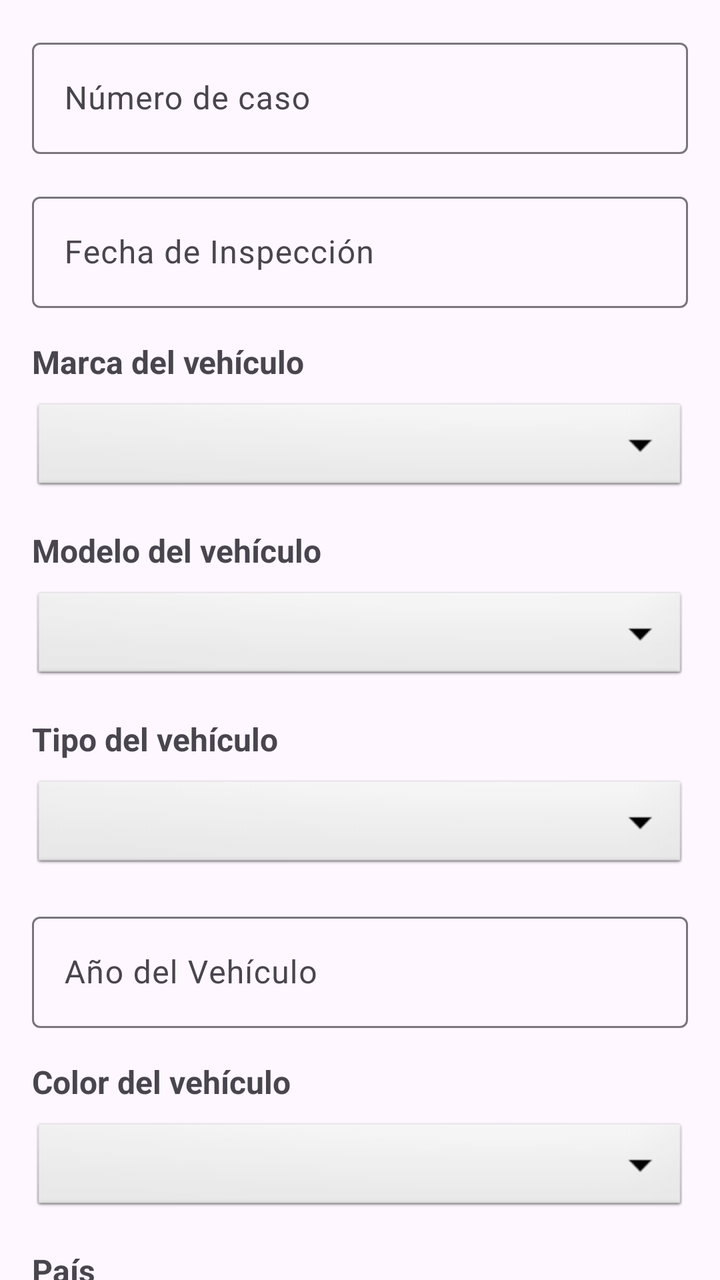
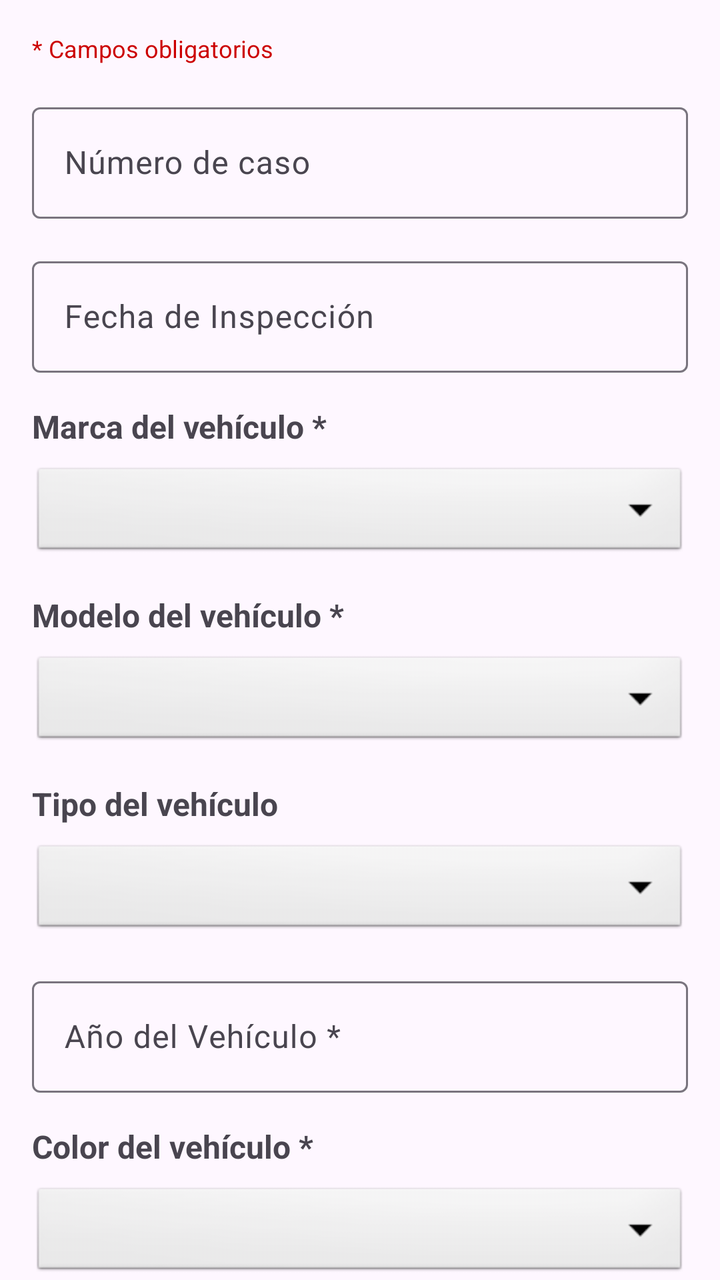

Two renders of the same Android screen: before a commit and after it. Below are the layout's source before the change and the commit's diff.
<!-- AndroidManifest.xml: application theme Theme.Enpartesapp -->
<!-- res/layout/fragment_presupuesto.xml -->
<?xml version="1.0" encoding="utf-8"?>
<androidx.core.widget.NestedScrollView
    xmlns:android="http://schemas.android.com/apk/res/android"
    xmlns:tools="http://schemas.android.com/tools"
    xmlns:app="http://schemas.android.com/apk/res-auto"
    android:layout_width="match_parent"
    android:layout_height="match_parent"
    tools:context=".ui.presupuesto.PresupuestoFragment">

    <LinearLayout
        android:layout_width="match_parent"
        android:layout_height="wrap_content"
        android:orientation="vertical"
        android:padding="16dp">

        <com.google.android.material.textfield.TextInputLayout
            android:layout_width="match_parent"
            android:layout_height="wrap_content"
            android:hint="@string/case_number_hint_2"
            android:layout_marginBottom="16dp">

            <com.google.android.material.textfield.TextInputEditText
                android:id="@+id/etCaseNumber"
                android:layout_width="match_parent"
                android:layout_height="wrap_content" />
        </com.google.android.material.textfield.TextInputLayout>

        <com.google.android.material.textfield.TextInputLayout
            android:layout_width="match_parent"
            android:layout_height="wrap_content"
            android:hint="@string/inspection_date_hint"
            android:layout_marginBottom="16dp">

            <com.google.android.material.textfield.TextInputEditText
                android:id="@+id/etDateOfInspection"
                android:layout_width="match_parent"
                android:layout_height="wrap_content"
                android:focusable="true"
                android:clickable="true"
                android:inputType="date" />
        </com.google.android.material.textfield.TextInputLayout>

        <TextView
            android:layout_width="match_parent"
            android:layout_height="wrap_content"
            android:text="@string/vehicle_brand_label"
            android:textSize="16sp"
            android:textStyle="bold"
            android:layout_marginBottom="8dp" />

        <Spinner
            android:id="@+id/spinnerMarcaVehiculo"
            android:layout_width="match_parent"
            android:layout_height="wrap_content"
            android:background="@android:drawable/btn_dropdown"
            style="@style/SpinnerTextStyle"
            android:layout_marginBottom="16dp" />

        <TextView
            android:layout_width="match_parent"
            android:layout_height="wrap_content"
            android:text="@string/vehicle_model_label"
            android:textSize="16sp"
            android:textStyle="bold"
            android:layout_marginBottom="8dp" />

        <Spinner
            android:id="@+id/spinnerModeloVehiculo"
            android:layout_width="match_parent"
            android:layout_height="wrap_content"
            android:background="@android:drawable/btn_dropdown"
            style="@style/SpinnerTextStyle"
            android:layout_marginBottom="16dp" />

        <TextView
            android:layout_width="match_parent"
            android:layout_height="wrap_content"
            android:text="@string/vehicle_type_label"
            android:textSize="16sp"
            android:textStyle="bold"
            android:layout_marginBottom="8dp" />

        <Spinner
            android:id="@+id/spinnerTipoVehiculo"
            android:layout_width="match_parent"
            android:layout_height="wrap_content"
            android:background="@android:drawable/btn_dropdown"
            style="@style/SpinnerTextStyle"
            android:layout_marginBottom="16dp" />

        <com.google.android.material.textfield.TextInputLayout
            android:layout_width="match_parent"
            android:layout_height="wrap_content"
            android:hint="@string/vehicle_year_hint"
            android:layout_marginBottom="16dp">

            <com.google.android.material.textfield.TextInputEditText
                android:id="@+id/etVehicleYear"
                android:layout_width="match_parent"
                android:layout_height="wrap_content"
                android:focusable="true"
                android:clickable="true"
                android:inputType="number" />
        </com.google.android.material.textfield.TextInputLayout>

        <TextView
            android:layout_width="match_parent"
            android:layout_height="wrap_content"
            android:text="@string/vehicle_color_label"
            android:textSize="16sp"
            android:textStyle="bold"
            android:layout_marginBottom="8dp" />

        <Spinner
            android:id="@+id/spinnerVehicleColor"
            android:layout_width="match_parent"
            android:layout_height="wrap_content"
            android:background="@android:drawable/btn_dropdown"
            style="@style/SpinnerTextStyle"
            android:layout_marginBottom="16dp" />

        <TextView
            android:layout_width="match_parent"
            android:layout_height="wrap_content"
            android:text="@string/country_label"
            android:textSize="16sp"
            android:textStyle="bold"
            android:layout_marginBottom="8dp" />

        <Spinner
            android:id="@+id/spinnerCountry"
            android:layout_width="match_parent"
            android:layout_height="wrap_content"
            android:background="@android:drawable/btn_dropdown"
            style="@style/SpinnerTextStyle"
            android:layout_marginBottom="16dp" />

        <TextView
            android:layout_width="match_parent"
            android:layout_height="wrap_content"
            android:text="@string/state_label"
            android:textSize="16sp"
            android:textStyle="bold"
            android:layout_marginBottom="8dp" />

        <Spinner
            android:id="@+id/spinnerState"
            android:layout_width="match_parent"
            android:layout_height="wrap_content"
            android:background="@android:drawable/btn_dropdown"
            style="@style/SpinnerTextStyle"
            android:layout_marginBottom="16dp" />

        <TextView
            android:layout_width="match_parent"
            android:layout_height="wrap_content"
            android:text="@string/city_label"
            android:textSize="16sp"
            android:textStyle="bold"
            android:layout_marginBottom="8dp" />

        <Spinner
            android:id="@+id/spinnerCity"
            android:layout_width="match_parent"
            android:layout_height="wrap_content"
            android:background="@android:drawable/btn_dropdown"
            style="@style/SpinnerTextStyle"
            android:layout_marginBottom="16dp" />

        <com.google.android.material.textfield.TextInputLayout
            android:layout_width="match_parent"
            android:layout_height="wrap_content"
            android:hint="@string/full_name_hint"
            android:layout_marginBottom="16dp">

            <com.google.android.material.textfield.TextInputEditText
                android:id="@+id/etFullName"
                android:layout_width="match_parent"
                android:layout_height="wrap_content" />
        </com.google.android.material.textfield.TextInputLayout>

        <com.google.android.material.textfield.TextInputLayout
            android:layout_width="match_parent"
            android:layout_height="wrap_content"
            android:hint="@string/email_hint"
            android:layout_marginBottom="16dp">

            <com.google.android.material.textfield.TextInputEditText
                android:id="@+id/etEmail"
                android:layout_width="match_parent"
                android:layout_height="wrap_content"
                android:inputType="textEmailAddress" />
        </com.google.android.material.textfield.TextInputLayout>

        <com.google.android.material.textfield.TextInputLayout
            android:layout_width="match_parent"
            android:layout_height="wrap_content"
            android:hint="@string/vin_number_hint"
            android:layout_marginBottom="16dp">

            <com.google.android.material.textfield.TextInputEditText
                android:id="@+id/etVINnumber"
                android:layout_width="match_parent"
                android:layout_height="wrap_content" />
        </com.google.android.material.textfield.TextInputLayout>

        <TextView
            android:layout_width="match_parent"
            android:layout_height="wrap_content"
            android:text="@string/vehicle_photos_label"
            android:textSize="16sp"
            android:textStyle="bold"
            android:layout_marginBottom="8dp" />

        <androidx.recyclerview.widget.RecyclerView
            android:id="@+id/recyclerView"
            android:layout_width="match_parent"
            android:layout_height="wrap_content"
            app:layout_constraintTop_toTopOf="parent"
            tools:listitem="@layout/item_foto" />

        <ProgressBar
            android:id="@+id/progressBar"
            android:layout_width="wrap_content"
            android:layout_height="wrap_content"
            android:layout_gravity="center_horizontal"
            android:layout_marginTop="16dp"
            android:visibility="gone" />

        <LinearLayout
            android:layout_width="match_parent"
            android:layout_height="wrap_content"
            android:orientation="horizontal"
            android:layout_marginTop="24dp"
            android:gravity="center_horizontal"
            android:padding="8dp">

            <Button
                android:id="@+id/btnCancelar"
                android:layout_width="0dp"
                android:layout_height="wrap_content"
                android:layout_weight="1"
                android:text="@string/cancel_button"
                android:backgroundTint="@color/naranja"
                android:textColor="@color/white"
                android:layout_marginEnd="8dp" />

            <Button
                android:id="@+id/btnAceptar"
                android:layout_width="0dp"
                android:layout_height="wrap_content"
                android:layout_weight="1"
                android:text="@string/accept_button"
                android:backgroundTint="@color/blue"
                android:textColor="@color/white" />
        </LinearLayout>
    </LinearLayout>

</androidx.core.widget.NestedScrollView>
<!-- res/layout/item_foto.xml (included above) -->
<?xml version="1.0" encoding="utf-8"?>
<LinearLayout xmlns:android="http://schemas.android.com/apk/res/android"
    android:layout_width="match_parent"
    android:layout_height="wrap_content"
    android:orientation="horizontal"
    android:padding="16dp"
    android:gravity="center_vertical">

    
    <LinearLayout
        android:layout_width="wrap_content"
        android:layout_height="wrap_content"
        android:orientation="vertical" >

        
        <ImageButton
            android:id="@+id/btnTomarFoto"
            android:layout_width="32dp"
            android:layout_height="32dp"
            android:scaleType="centerCrop"
            android:src="@drawable/camera_2_icon"
            android:background="?attr/selectableItemBackgroundBorderless"
            android:contentDescription="@string/tomar_foto"
            android:layout_marginEnd="8dp" />

        
        <ImageButton
            android:id="@+id/btnSubirFoto"
            android:layout_width="32dp"
            android:layout_height="32dp"
            android:scaleType="centerCrop"
            android:src="@drawable/app_folder_upload_icon"
            android:background="?attr/selectableItemBackgroundBorderless"
            android:contentDescription="@string/subir_foto" />
    </LinearLayout>

    
    <ImageView
        android:id="@+id/imgFoto"
        android:layout_width="0dp"
        android:layout_height="64dp"
        android:layout_weight="1"
        android:scaleType="centerCrop"
        android:contentDescription="@string/miniatura_de_la_foto"
        android:src="@drawable/images_icon" />

    
    <Spinner
        android:id="@+id/spinnerTipoFoto"
        android:layout_width="0dp"
        android:layout_height="wrap_content"
        android:layout_weight="2"
        android:gravity="center"
        android:background="@android:drawable/btn_dropdown"
        style="@style/SpinnerTextStyle" />

    
    <LinearLayout
        android:layout_width="wrap_content"
        android:layout_height="wrap_content"
        android:orientation="vertical" >

        
        <ImageButton
            android:id="@+id/btnAgregar"
            android:layout_width="32dp"
            android:layout_height="32dp"
            android:scaleType="centerCrop"
            android:src="@drawable/add_photo_1_icon"
            android:background="?attr/selectableItemBackgroundBorderless"
            android:contentDescription="@string/agregar_foto" />

        
        <ImageButton
            android:id="@+id/btnBorrar"
            android:layout_width="32dp"
            android:layout_height="32dp"
            android:scaleType="centerCrop"
            android:src="@drawable/delete_garbage_trash_icon"
            android:background="?attr/selectableItemBackgroundBorderless"
            android:contentDescription="@string/borrar_foto"
            android:layout_marginTop="8dp" />
    </LinearLayout>
</LinearLayout>
<!-- resources referenced by this layout -->
<resources>
  <color name="blue">#00abea</color>
  <color name="naranja">#fc2b01</color>
  <color name="white">#FFFFFFFF</color>
  <!-- drawable add_photo_1_icon: png bitmap (drawable, 12830 bytes) -->
  <!-- drawable app_folder_upload_icon: png bitmap (drawable, 5202 bytes) -->
  <!-- drawable camera_2_icon: png bitmap (drawable, 18518 bytes) -->
  <!-- drawable delete_garbage_trash_icon: png bitmap (drawable, 11604 bytes) -->
  <!-- drawable images_icon: png bitmap (drawable, 8235 bytes) -->
  <string name="accept_button">Aceptar</string>
  <string name="agregar_foto">Agrregar imagen.</string>
  <string name="borrar_foto">Borrar foto.</string>
  <string name="cancel_button">Cancelar</string>
  <string name="case_number_hint_2">Número de caso</string>
  <string name="city_label">Ciudad</string>
  <string name="country_label">País</string>
  <string name="email_hint">Email</string>
  <string name="full_name_hint">Nombre completo</string>
  <string name="inspection_date_hint">Fecha de Inspección</string>
  <string name="miniatura_de_la_foto">Miniatura de la imagen.</string>
  <string name="state_label">Estado</string>
  <string name="subir_foto">Subir imagen.</string>
  <string name="tomar_foto">Tomar foto.</string>
  <string name="vehicle_brand_label">Marca del vehículo</string>
  <string name="vehicle_color_label">Color del vehículo</string>
  <string name="vehicle_model_label">Modelo del vehículo</string>
  <string name="vehicle_photos_label">Fotos del Vehículo</string>
  <string name="vehicle_type_label">Tipo del vehículo</string>
  <string name="vehicle_year_hint">Año del Vehículo</string>
  <string name="vin_number_hint">Número de VIN</string>
  <style name="SpinnerTextStyle">
          <item name="android:textSize">16sp</item> 
          <item name="android:textColor">@android:color/black</item> 
          <item name="android:padding">8dp</item> 
      </style>
  <style name="Theme.Enpartesapp" parent="Theme.MaterialComponents.DayNight.DarkActionBar">
          
          <item name="colorPrimary">@color/purple_500</item>
          <item name="colorPrimaryVariant">@color/purple_700</item>
          
          <item name="colorSecondary">@color/teal_200</item>
          <item name="colorSecondaryVariant">@color/teal_700</item>
          
          <item name="android:statusBarColor">?attr/colorPrimaryVariant</item>
          
          <item name="android:textColor">@color/my_high_contrast_text_color</item>
          <item name="colorSurface">@color/my_high_contrast_background_color</item>
          <item name="editTextColor">@color/my_high_contrast_text_color</item>
          <item name="colorControlNormal">@color/my_high_contrast_text_color</item>
          <item name="colorControlActivated">@color/my_high_contrast_text_color</item>
          <item name="colorControlHighlight">@color/my_high_contrast_text_color</item>
          <item name="colorOnPrimary">@color/my_high_contrast_text_color</item>
          <item name="colorOnSecondary">@color/my_high_contrast_text_color</item>
      </style>
  <color name="purple_500">#FF6200EE</color>
  <color name="purple_700">#FF3700B3</color>
  <color name="teal_200">#FF03DAC5</color>
  <color name="teal_700">#FF018786</color>
  <color name="my_high_contrast_text_color">#FF000000</color>
  <color name="my_high_contrast_background_color">#FFFFFFFF</color>
</resources>

<!-- the commit's change to res/layout/fragment_presupuesto.xml (unified diff, before → after) -->
@@ -12,6 +12,14 @@
         android:layout_height="wrap_content"
         android:orientation="vertical"
         android:padding="16dp">
+
+        <TextView
+            android:layout_width="match_parent"
+            android:layout_height="wrap_content"
+            android:text="@string/campos_obligatorios"
+            android:textColor="@android:color/holo_red_dark"
+            android:textSize="12sp"
+            android:layout_marginBottom="16dp" />
 
         <com.google.android.material.textfield.TextInputLayout
             android:layout_width="match_parent"
<!-- resource entries referenced after the edit -->
@@ -11,23 +11,24 @@
   <string name="accept_button">Aceptar</string>
   <string name="agregar_foto">Agrregar imagen.</string>
   <string name="borrar_foto">Borrar foto.</string>
+  <string name="campos_obligatorios">* Campos obligatorios</string>
   <string name="cancel_button">Cancelar</string>
   <string name="case_number_hint_2">Número de caso</string>
-  <string name="city_label">Ciudad</string>
-  <string name="country_label">País</string>
+  <string name="city_label">Ciudad *</string>
+  <string name="country_label">País *</string>
   <string name="email_hint">Email</string>
   <string name="full_name_hint">Nombre completo</string>
   <string name="inspection_date_hint">Fecha de Inspección</string>
   <string name="miniatura_de_la_foto">Miniatura de la imagen.</string>
-  <string name="state_label">Estado</string>
+  <string name="state_label">Estado *</string>
   <string name="subir_foto">Subir imagen.</string>
   <string name="tomar_foto">Tomar foto.</string>
-  <string name="vehicle_brand_label">Marca del vehículo</string>
-  <string name="vehicle_color_label">Color del vehículo</string>
-  <string name="vehicle_model_label">Modelo del vehículo</string>
-  <string name="vehicle_photos_label">Fotos del Vehículo</string>
+  <string name="vehicle_brand_label">Marca del vehículo *</string>
+  <string name="vehicle_color_label">Color del vehículo *</string>
+  <string name="vehicle_model_label">Modelo del vehículo *</string>
+  <string name="vehicle_photos_label">Fotos del Vehículo *</string>
   <string name="vehicle_type_label">Tipo del vehículo</string>
-  <string name="vehicle_year_hint">Año del Vehículo</string>
+  <string name="vehicle_year_hint">Año del Vehículo *</string>
   <string name="vin_number_hint">Número de VIN</string>
   <style name="SpinnerTextStyle">
           <item name="android:textSize">16sp</item> 
